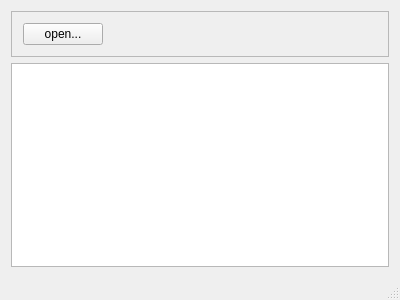
Old version of the form mainwindow.ui in the repository djfm/ycell.
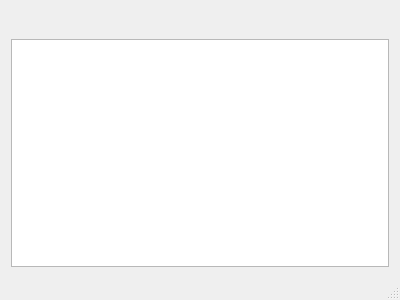
New version of the form. Icons and pictures are not drawn. Custom widgets are drawn as their Qt base class.

```diff
--- a/mainwindow.ui
+++ b/mainwindow.ui
@@ -13,29 +13,59 @@
   <property name="windowTitle">
    <string>MainWindow</string>
   </property>
+  <property name="styleSheet">
+   <string notr="true"/>
+  </property>
   <widget class="QWidget" name="centralWidget">
-   <layout class="QVBoxLayout" name="verticalLayout">
-    <item>
-     <widget class="QFrame" name="frame">
-      <property name="frameShape">
-       <enum>QFrame::StyledPanel</enum>
+   <layout class="QGridLayout" name="gridLayout">
+    <item row="0" column="0">
+     <widget class="QPushButton" name="openButton">
+      <property name="sizePolicy">
+       <sizepolicy hsizetype="Minimum" vsizetype="Minimum">
+        <horstretch>0</horstretch>
+        <verstretch>0</verstretch>
+       </sizepolicy>
       </property>
-      <property name="frameShadow">
-       <enum>QFrame::Raised</enum>
+      <property name="styleSheet">
+       <string notr="true"/>
       </property>
-      <layout class="QFormLayout" name="formLayout">
-       <item row="0" column="0">
-        <widget class="QPushButton" name="openButton">
-         <property name="text">
-          <string>open...</string>
-         </property>
-        </widget>
-       </item>
-      </layout>
+      <property name="text">
+       <string/>
+      </property>
+      <property name="icon">
+       <iconset resource="resources.qrc">
+        <normaloff>:/icons/open.png</normaloff>:/icons/open.png</iconset>
+      </property>
+      <property name="default">
+       <bool>false</bool>
+      </property>
+      <property name="flat">
+       <bool>true</bool>
+      </property>
      </widget>
     </item>
-    <item>
-     <widget class="SheetView" name="sheet"/>
+    <item row="0" column="1">
+     <spacer name="horizontalSpacer">
+      <property name="orientation">
+       <enum>Qt::Horizontal</enum>
+      </property>
+      <property name="sizeHint" stdset="0">
+       <size>
+        <width>293</width>
+        <height>20</height>
+       </size>
+      </property>
+     </spacer>
+    </item>
+    <item row="1" column="0" colspan="2">
+     <widget class="SheetView" name="sheet">
+      <property name="sizePolicy">
+       <sizepolicy hsizetype="Expanding" vsizetype="Expanding">
+        <horstretch>0</horstretch>
+        <verstretch>1</verstretch>
+       </sizepolicy>
+      </property>
+     </widget>
     </item>
    </layout>
   </widget>
```
Left out of the diff: 4 changed lines with no effect on the pictures.
